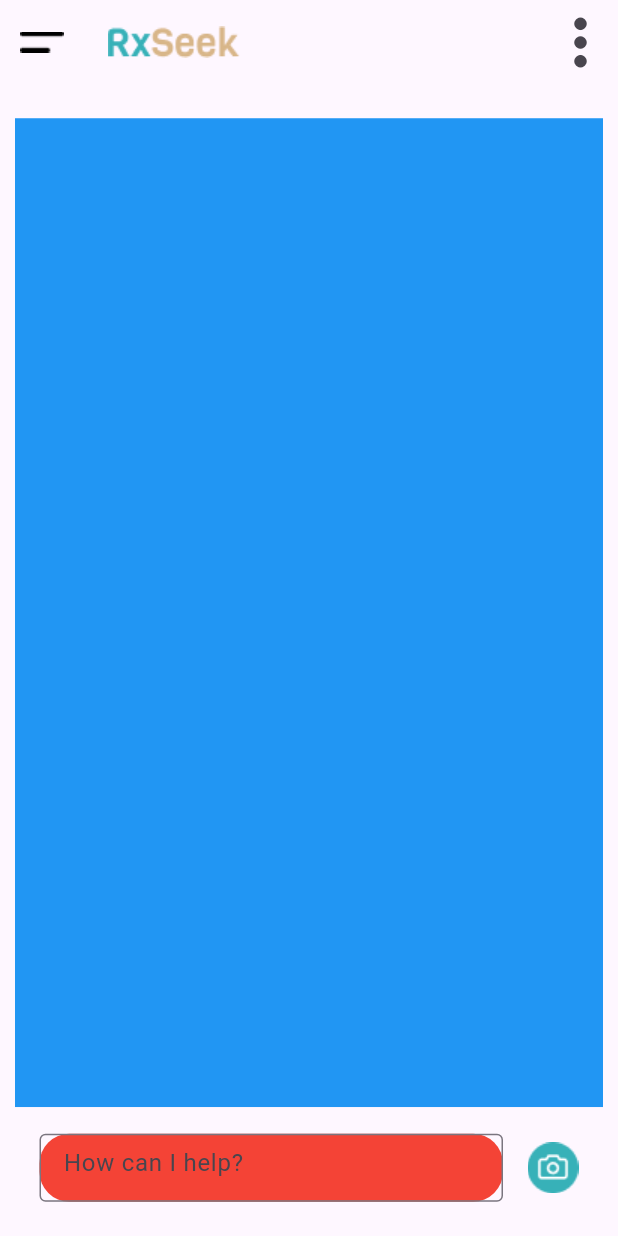
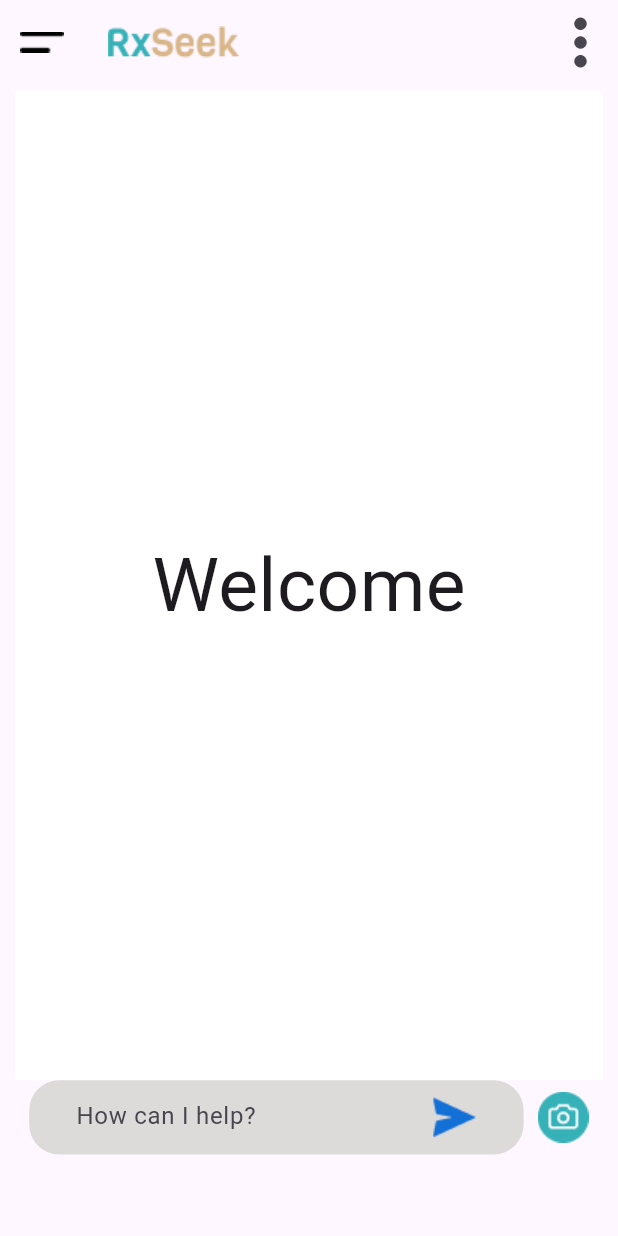
Before and after one commit to Krt-dev/RxSeek_mobile_app_v1, a Flutter app: the screen it shows once a user with an empty profile is signed in, on a phone screen of 412 x 824 dp. Run offline on Flutter 3.47's test engine with Material 3 defaults, Android fonts, the phone set to English and light mode, and no system bars; our stand-ins replace firebase_auth, firebase_core, flutter_spinkit, form_field_validator, get_it, go_router; accounts and stored records are empty.

Commit message:
initial Home Screen or Chat Screen

```diff
--- a/rxseek_v1/lib/src/screens/auth/home/home_screen.dart
+++ b/rxseek_v1/lib/src/screens/auth/home/home_screen.dart
@@ -46,30 +46,48 @@ class _HomeScreenState extends State<HomeScreen> {
           title: Image.asset("assets/images/RxSeek_name.png")),
       body: Padding(
         padding: const EdgeInsets.symmetric(vertical: 5, horizontal: 10),
+        child: SingleChildScrollView(
           child: Column(
             mainAxisAlignment: MainAxisAlignment.spaceEvenly,
             children: [
               Container(
                 height: size.height * 0.8,
                 width: size.width * 0.99,
-              decoration: const BoxDecoration(color: Colors.blue),
+                decoration: const BoxDecoration(color: Colors.white),
+                child: const Center(
+                  child: Text(
+                    "Welcome",
+                    style: TextStyle(fontSize: 50),
+                  ),
+                ),
               ),
               Row(
                 mainAxisAlignment: MainAxisAlignment.spaceEvenly,
                 children: [
                   Container(
-                  width: size.width * 0.75,
-                  height: size.height * 0.055,
+                    width: size.width * 0.8,
+                    height: size.height * 0.06,
                     decoration: BoxDecoration(
-                      color: Colors.red,
+                        color: const Color.fromARGB(255, 221, 218, 218),
                         borderRadius: BorderRadius.circular(20)),
+                    child: Row(
+                      mainAxisAlignment: MainAxisAlignment.spaceEvenly,
+                      children: [
+                        SizedBox(
+                          height: size.height * 0.79,
+                          width: size.width * 0.5,
                           child: TextField(
                             controller: messageController,
                             decoration: const InputDecoration(
                                 hintText: "How can I help?",
-                        border: OutlineInputBorder()),
+                                border: InputBorder.none),
                           ),
-                  // Image.asset("assets/images/send_button.png")
+                        ),
+                        InkWell(
+                            onTap: () {},
+                            child: Image.asset("assets/images/send_button.png"))
+                      ],
+                    ),
                   ),
                   InkWell(
                       onTap: () {},
@@ -79,6 +97,7 @@ class _HomeScreenState extends State<HomeScreen> {
             ],
           ),
         ),
+      ),
     ));
   }
 }
```
Lines whose indentation alone changed are shown as unchanged.
